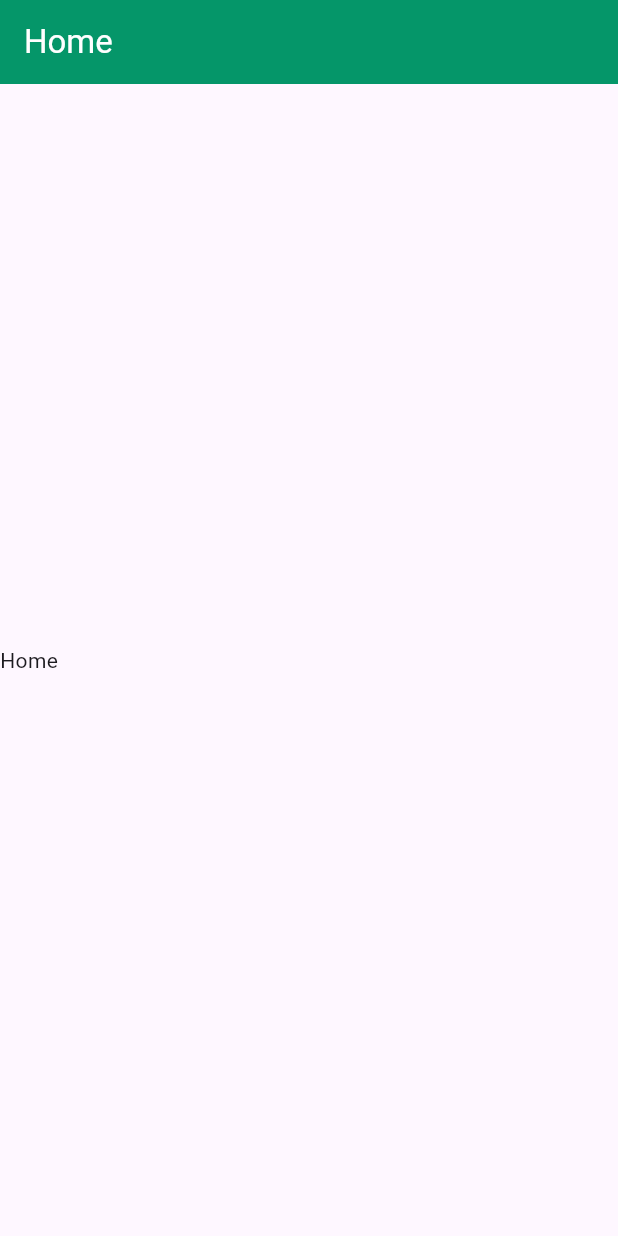
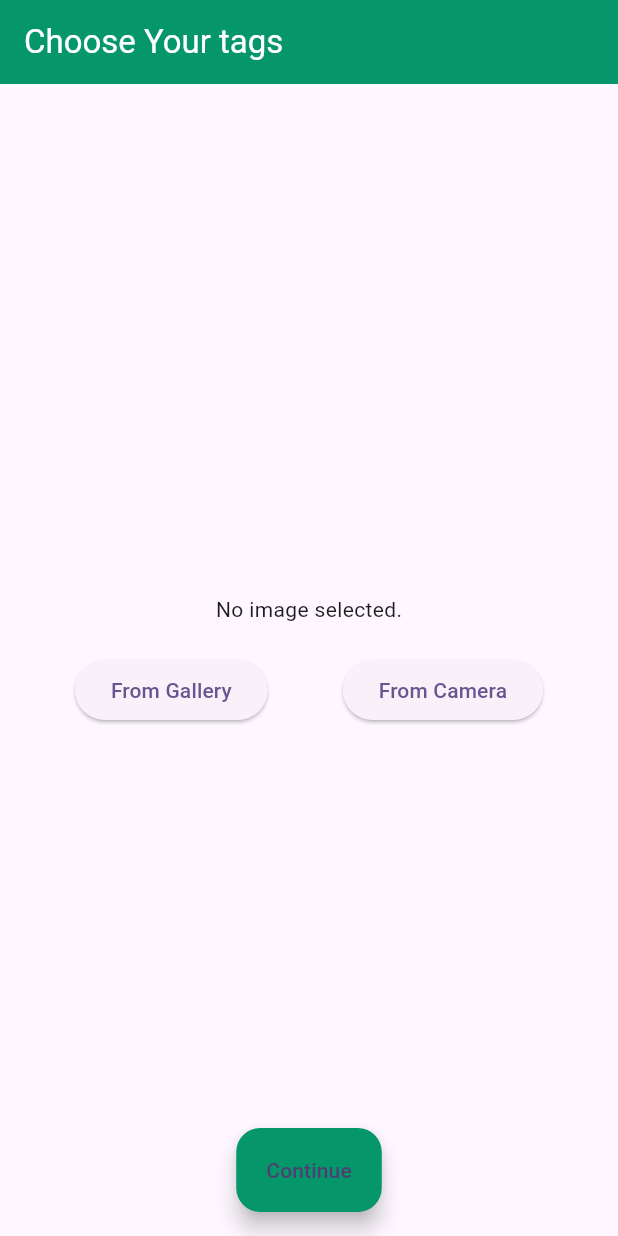
Before and after one commit to ajimassaid99/RWID_ARTIKEL_APP, a Flutter app: the screen it shows once a user with an empty profile is signed in, on a phone screen of 412 x 824 dp. Run offline on Flutter 3.47's test engine with Material 3 defaults, Android fonts, the phone set to English and light mode, and no system bars; our stand-ins replace another_flushbar, bloc, cached_network_image, equatable, flutter_bloc, get_it and 4 more; accounts and stored records are empty.

Commit message:
Artikel Apps

```diff
--- a/lib/core/utils/injector.dart
+++ b/lib/core/utils/injector.dart
@@ -1,8 +1,10 @@
 import 'package:artikel_aplication/feature/auth/bloc/bloc/authentication_bloc.dart';
+import 'package:artikel_aplication/feature/home/bloc/tag_bloc.dart';
 import 'package:get_it/get_it.dart';
 
 final GetIt locator = GetIt.instance;
 
 void init() {
   locator.registerFactory(() => AuthenticationBloc());
+  locator.registerFactory(() => TagBloc());
 }
--- a/lib/core/utils/providers.dart
+++ b/lib/core/utils/providers.dart
@@ -1,10 +1,12 @@
 import 'package:artikel_aplication/core/utils/injector.dart' as di;
 import 'package:artikel_aplication/feature/auth/bloc/bloc/authentication_bloc.dart';
+import 'package:artikel_aplication/feature/home/bloc/tag_bloc.dart';
 import 'package:flutter_bloc/flutter_bloc.dart';
 
 class Providers {
   static final List<BlocProvider> init = [
     BlocProvider<AuthenticationBloc>(
         create: (context) => di.locator<AuthenticationBloc>()),
+    BlocProvider<TagBloc>(create: (context) => di.locator<TagBloc>()),
   ];
 }
--- /dev/null
+++ b/lib/feature/home/bloc/tag_bloc.dart
@@ -0,0 +1,71 @@
+import 'dart:io';
+import 'dart:math';
+
+import 'package:artikel_aplication/feature/home/model/tag.dart';
+import 'package:bloc/bloc.dart';
+import 'package:equatable/equatable.dart';
+import 'package:supabase_flutter/supabase_flutter.dart';
+import 'dart:developer' as logger show log;
+
+part 'tag_event.dart';
+part 'tag_state.dart';
+
+class TagBloc extends Bloc<TagEvent, TagState> {
+  final supabase = Supabase.instance.client;
+  TagBloc() : super(TagInitial()) {
+    on<getTag>((event, emit) async {
+      try {
+        emit(TagLoading());
+        final data = await supabase.from('tag').select();
+        logger.log(data.toString());
+        final List<TagModel> dataMap = [];
+        for (var tag in data) {
+          dataMap.add(
+            TagModel.fromJson(tag),
+          );
+        }
+        emit(TagSuccess(data: dataMap));
+      } catch (e) {
+        logger.log(e.toString());
+        emit(TagError());
+      }
+    });
+
+    on<CreateUserTag>((event, emit) async {
+      try {
+        emit(TagLoading());
+        final Session? session = supabase.auth.currentSession;
+        final ListData = [];
+        for (var tag in event.tagId) {
+          ListData.add({"user_id": session?.user.id, "tag_id": tag});
+        }
+        // logger.log(session?.user?.toString() ?? '');
+        await supabase.from('minat_user').insert(ListData);
+
+        emit(CreateSuccess());
+      } catch (e) {
+        logger.log(e.toString());
+        emit(TagError());
+      }
+    });
+
+    on<UpdateTag>((event, emit) async {
+      try {
+        emit(TagLoading());
+
+
+final avatarFile = File(event.image);
+final String path = await supabase.storage.from('image').upload(
+      'public/avatar1.png',
+      avatarFile,
+      fileOptions: const FileOptions(cacheControl: '3600', upsert: false),
+    );
+
+        emit(CreateSuccess());
+      } catch (e) {
+        logger.log(e.toString());
+        emit(TagError());
+      }
+    });
+  }
+}
--- /dev/null
+++ b/lib/feature/home/bloc/tag_event.dart
@@ -0,0 +1,32 @@
+part of 'tag_bloc.dart';
+
+abstract class TagEvent extends Equatable {
+  const TagEvent();
+
+  @override
+  List<Object> get props => [];
+}
+
+class getTag extends TagEvent{
+  const getTag();
+}
+
+class CreateUserTag extends TagEvent{
+  final List<int> tagId;
+  const CreateUserTag({required this.tagId});
+
+ @override
+  List<Object> get props => [tagId];
+
+}
+
+class UpdateTag extends TagEvent{
+  final int tagId;
+  final String tagName;
+  final String image;
+  const UpdateTag({required this.tagId, required this.tagName, required this.image});
+
+ @override
+  List<Object> get props => [tagId,tagName];
+
+}
--- /dev/null
+++ b/lib/feature/home/bloc/tag_state.dart
@@ -0,0 +1,25 @@
+part of 'tag_bloc.dart';
+
+abstract class TagState extends Equatable {
+  const TagState();
+
+  @override
+  List<Object> get props => [];
+}
+
+class TagInitial extends TagState {}
+
+class TagLoading extends TagState {}
+
+class TagSuccess extends TagState {
+  final List data;
+
+  const TagSuccess({required this.data});
+
+  @override
+  List<Object> get props => [data];
+}
+
+class TagError extends TagState {}
+
+class CreateSuccess extends TagState {}
--- /dev/null
+++ b/lib/feature/home/model/tag.dart
@@ -0,0 +1,11 @@
+class TagModel {
+  final int id;
+  final String tag;
+
+  const TagModel({required this.id, required this.tag});
+
+  factory TagModel.fromJson(Map<String, dynamic> json) => TagModel(
+        id: json["tag_id"],
+        tag: json["tag_name"],
+      );
+}
--- a/lib/feature/home/view/home.dart
+++ b/lib/feature/home/view/home.dart
@@ -1,30 +1,139 @@
+import 'dart:io';
+
 import 'package:artikel_aplication/core/constant/colors.dart';
-import 'package:artikel_aplication/core/extention/doubel_ext.dart';
 import 'package:artikel_aplication/core/extention/string_ext.dart';
-import 'package:artikel_aplication/core/widget/button_icon_widget.dart';
+import 'package:artikel_aplication/feature/home/bloc/tag_bloc.dart';
 import 'package:flutter/material.dart';
+import 'package:flutter_bloc/flutter_bloc.dart';
+import 'package:image_picker/image_picker.dart';
 
 class HomePage extends StatefulWidget {
-  const HomePage({super.key});
+  const HomePage({Key? key}) : super(key: key);
 
   @override
   State<HomePage> createState() => _HomePageState();
 }
 
 class _HomePageState extends State<HomePage> {
+  XFile? _image;
+
+  Future<void> _getImage(ImageSource source) async {
+    final picker = ImagePicker();
+    XFile? pickedImage = await picker.pickImage(source: source);
+    setState(() {
+      _image = pickedImage;
+    });
+  }
+
+  List<int> selectedtags = [];
+
+  late TagBloc tagBloc;
+
+  @override
+  void initState() {
+    // TODO: implement initState
+    super.initState();
+    tagBloc = context.read<TagBloc>();
+
+    tagBloc.add(const getTag());
+  }
+
   @override
   Widget build(BuildContext context) {
     return Scaffold(
       appBar: AppBar(
         backgroundColor: AppColors.primary500,
         title: const Text(
-          "Home",
+          "Choose Your tags",
           style: TextStyle(color: AppColors.white),
         ),
       ),
-      body: Column(
-          mainAxisAlignment: MainAxisAlignment.center,
-          children: [Text("Home")]),
+      body: BlocConsumer<TagBloc, TagState>(
+        listener: (context, state) {
+          if (state is CreateSuccess) {
+            "Data Berhasil Di Update".succeedBar(context);
+          }
+        },
+        builder: (context, state) {
+          if (state is TagLoading) {
+            return const Center(
+              child: CircularProgressIndicator(),
+            );
+          }
+          if (state is TagSuccess) {
+            final List data = state.data;
+            return Center(
+              child: Column(
+                mainAxisAlignment: MainAxisAlignment.center,
+                children: <Widget>[
+                  _image == null
+                      ? Text('No image selected.')
+                      : Image.file(File(_image!.path)),
+                  SizedBox(height: 20),
+                  Row(
+                    mainAxisAlignment: MainAxisAlignment.spaceEvenly,
+                    children: <Widget>[
+                      ElevatedButton(
+                        onPressed: () {
+                          _getImage(ImageSource.gallery);
+                        },
+                        child: Text('From Gallery'),
+                      ),
+                      ElevatedButton(
+                        onPressed: () {
+                          _getImage(ImageSource.camera);
+                        },
+                        child: Text('From Camera'),
+                      ),
+                    ],
+                  ),
+                ],
+              ),
+            );
+            //   return ListView.builder(
+            //     itemCount: data.length,
+            //     itemBuilder: (BuildContext context, int index) {
+            //       final TagModel tag = data[index];
+            //       final isSelected = selectedtags.contains(tag.id);
+
+            //       return CheckboxListTile(
+            //         title: Text(tag.tag),
+            //         value: isSelected,
+            //         onChanged: (bool? value) {
+            //           setState(() {
+            //             if (value != null && value) {
+            //               selectedtags.add(tag.id);
+            //             } else {
+            //               selectedtags.remove(tag.id);
+            //             }
+            //           });
+            //         },
+            //       );
+            //     },
+            //   );
+          }
+          return const Center(
+            child: Text("Data Kosong"),
+          );
+        },
+      ),
+      floatingActionButton: FloatingActionButton.extended(
+        onPressed: () {
+          tagBloc.add(UpdateTag(
+              tagId: 1, tagName: "Flutter 1", image: _image?.path ?? ''));
+          // Implement logic to proceed based on selectedtags
+          // For example, navigate to a new page passing the selected tags.
+          // Navigator.push(
+          //   context,
+          //   MaterialPageRoute(
+          //     builder: (context) => NextPage(selectedtags: selectedtags),
+          //   ),
+          // );
+        },
+        label: const Text('Continue'),
+        backgroundColor: AppColors.primary500,
+      ),
+      floatingActionButtonLocation: FloatingActionButtonLocation.centerFloat,
     );
   }
 }
--- a/pubspec.yaml
+++ b/pubspec.yaml
@@ -35,6 +35,7 @@ dependencies:
   # The following adds the Cupertino Icons font to your application.
   # Use with the CupertinoIcons class for iOS style icons.
   cupertino_icons: ^1.0.2
+  image_picker: ^1.0.6
   supabase_flutter: ^2.0.0
   google_sign_in: ^6.1.6
   another_flushbar: ^1.12.30
@@ -43,6 +44,8 @@ dependencies:
   equatable: ^2.0.5
   flutter_bloc: ^8.1.3
   get_it: ^7.6.4
+  cached_network_image: ^3.3.1
+  pull_to_refresh: ^2.0.0
 
 dev_dependencies:
   flutter_test:
```
Also changed, not shown: lib/core/extention/screen_ext.dart (added, +87 -0 lines), lib/core/widget/basic_empty.dart (added, +133 -0 lines), lib/core/widget/costum_image.dart (added, +90 -0 lines), lib/core/widget/costum_refresh.dart (added, +47 -0 lines), lib/feature/auth/view/auth_screen.dart (+8 -13 lines), pubspec.lock, 6 other files.
